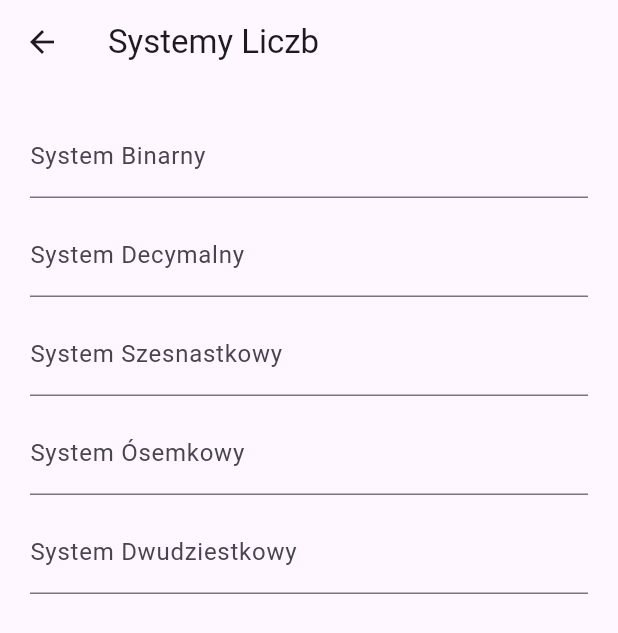
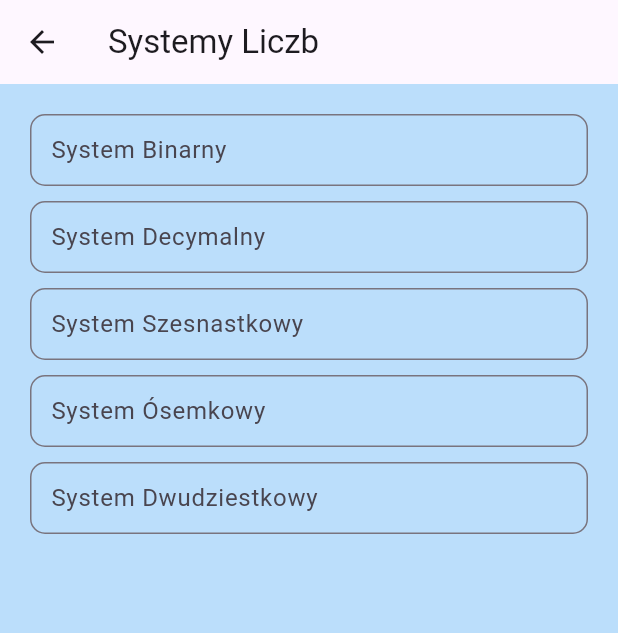
Before and after one commit to KrzychPraktyki/Projekt_Grupowy, a Flutter app: the screen it shows after launch, after a tap on "Systemy Liczb", on a phone screen of 412 x 824 dp. Shown: the top 633 px of the screen. Run offline on Flutter 3.47's test engine with Material 3 defaults, Android fonts, the phone set to English and light mode, and no system bars.

Commit message:
update 19.03.2024

```diff
--- a/lib/language.dart
+++ b/lib/language.dart
@@ -1,4 +1,4 @@
-import 'package:intl/intl.dart';
+
 
 class AppLocalization {
   static String currentLanguage = 'en'; // Default language
--- a/lib/main.dart
+++ b/lib/main.dart
@@ -7,6 +7,7 @@ import 'ustawienia.dart';
 import 'systemyliczb_ArturZaborowski.dart';
 import 'probability_arturzaborowski.dart';
 import 'language.dart';
+import 'MartynaLeman.dart';
 
 void main() {
   runApp(const MaterialApp(
@@ -23,8 +24,17 @@ class FirstRoute extends StatelessWidget {
 
   @override
   Widget build(BuildContext context) {
-    return Scaffold(
+    return MaterialApp(
+        debugShowCheckedModeBanner: false,
+        theme: Themeslist().themeses[themeIndex],
+        home:Scaffold(
           appBar: AppBar(
+            leading: IconButton(
+              icon: Icon(Icons.logout),
+              onPressed: () {
+                Navigator.of(context).pop();
+              },
+            ),
             title: Text(AppLocalization.getTranslatedValue('Strona Główna')),
           ),
           body: Center(
@@ -41,7 +51,7 @@ class FirstRoute extends StatelessWidget {
                           MaterialPageRoute(builder: (context) => const Ustawienia()),
                         );
                       },
-                  child: Text(AppLocalization.getTranslatedValue('Ustawienia'), style: TextStyle(fontSize: 22.0)),
+                      child: Text(AppLocalization.getTranslatedValue('Ustawienia'), style: TextStyle(fontSize: 18.0)),
                     ),
                   ),
                   const SizedBox(
@@ -58,7 +68,7 @@ class FirstRoute extends StatelessWidget {
                         );
                       },
 
-                  child: Text(AppLocalization.getTranslatedValue('Menedżer zadań'), style: TextStyle(fontSize: 22.0)),
+                      child: Text(AppLocalization.getTranslatedValue('Menedżer zadań'), style: TextStyle(fontSize: 18.0)),
                     ),
                   ),
                   const SizedBox(
@@ -75,7 +85,7 @@ class FirstRoute extends StatelessWidget {
                         );
                       },
 
-                  child: Text(AppLocalization.getTranslatedValue('Systemy Liczb'), style: TextStyle(fontSize: 22.0)),
+                      child: Text(AppLocalization.getTranslatedValue('Systemy Liczb'), style: TextStyle(fontSize: 18.0)),
                     ),
                   ),
                   const SizedBox(
@@ -91,7 +101,7 @@ class FirstRoute extends StatelessWidget {
                           MaterialPageRoute(builder: (context) => const CzwartaStrona()),
                         );
                       },
-                  child: Text(AppLocalization.getTranslatedValue('Przelicznik jednostek'), style: TextStyle(fontSize: 22.0)),
+                      child: Text(AppLocalization.getTranslatedValue('Przelicznik jednostek'), style: TextStyle(fontSize: 18.0)),
                     ),
                   ),
                   const SizedBox(
@@ -108,7 +118,7 @@ class FirstRoute extends StatelessWidget {
 
                         );
                       },
-                  child:Text(AppLocalization.getTranslatedValue('Kalkulator kalorii'), style: TextStyle(fontSize: 22.0)),
+                      child:Text(AppLocalization.getTranslatedValue('Kalkulator kalorii'), style: TextStyle(fontSize: 18.0)),
                     ),
                   ),
                   const SizedBox(
@@ -125,13 +135,14 @@ class FirstRoute extends StatelessWidget {
 
                         );
                       },
-                  child: Text(AppLocalization.getTranslatedValue('Kalkulator prawdopodobieńśtwa'), style: TextStyle(fontSize: 22.0)),
+                      child: Text(AppLocalization.getTranslatedValue('Kalkulator prawdopodobieńśtwa'), style: TextStyle(fontSize: 18.0),textAlign: TextAlign.center ,),
                     ),
                   ),
 
                 ],
               )
           ),
-    );
+        ));
+
   }
 }
--- a/lib/systemyliczb_ArturZaborowski.dart
+++ b/lib/systemyliczb_ArturZaborowski.dart
@@ -1,6 +1,7 @@
 import 'package:flutter/material.dart';
 import 'dart:math';
 import 'language.dart';
+import 'MartynaLeman.dart';
 
 class NumberConverter extends StatefulWidget {
   @override
@@ -104,8 +105,17 @@ class _NumberConverterState extends State<NumberConverter> {
 
   @override
   Widget build(BuildContext context) {
-    return Scaffold(
+    return MaterialApp(
+        debugShowCheckedModeBanner: false,
+        theme: Themeslist().themeses[themeIndex],
+        home:Scaffold(
           appBar: AppBar(
+            leading: IconButton(
+              icon: Icon(Icons.arrow_back),
+              onPressed: () {
+                Navigator.of(context).pop();
+              },
+            ),
             title: Text(AppLocalization.getTranslatedValue('Systemy Liczb')),
           ),
           body: Padding(
@@ -113,43 +123,46 @@ class _NumberConverterState extends State<NumberConverter> {
             child: Column(
               crossAxisAlignment: CrossAxisAlignment.stretch,
               children: [
-            TextField(
-              controller: _binaryController,
-              decoration: InputDecoration(labelText: AppLocalization.getTranslatedValue('System Binarny')),
-              keyboardType: TextInputType.number,
-              onChanged: _convertFromBinary,
-            ),
+                buildTextField(_binaryController, 'System Binarny'),
                 SizedBox(height: 10),
-            TextField(
-              controller: _decimalController,
-              decoration: InputDecoration(labelText: AppLocalization.getTranslatedValue('System Decymalny')),
-              keyboardType: TextInputType.number,
-              onChanged: _convertFromDecimal,
-            ),
+                buildTextField(_decimalController, 'System Decymalny'),
                 SizedBox(height: 10),
-            TextField(
-              controller: _hexController,
-              decoration: InputDecoration(labelText: AppLocalization.getTranslatedValue('System Szesnastkowy')),
-              keyboardType: TextInputType.text,
-              onChanged: _convertFromHex,
-            ),
+                buildTextField(_hexController, 'System Szesnastkowy'),
                 SizedBox(height: 10),
-            TextField(
-              controller: _octalController,
-              decoration: InputDecoration(labelText: AppLocalization.getTranslatedValue('System Ósemkowy')),
-              keyboardType: TextInputType.number,
-              onChanged: _convertFromOctal,
-            ),
+                buildTextField(_octalController, 'System Ósemkowy'),
                 SizedBox(height: 10),
-            TextField(
-              controller: _base20Controller,
-              decoration: InputDecoration(labelText: AppLocalization.getTranslatedValue('System Dwudziestkowy')),
-              keyboardType: TextInputType.text,
-              onChanged: _convertFromBase20,
-            ),
+                buildTextField(_base20Controller, 'System Dwudziestkowy'),
               ],
             ),
           ),
+        ));
+
+  }
+
+  Widget buildTextField(TextEditingController controller, String labelText) {
+    return TextFormField(
+      controller: controller,
+      decoration: InputDecoration(
+        labelText: AppLocalization.getTranslatedValue(labelText),
+        border: OutlineInputBorder(
+          borderRadius: BorderRadius.circular(10.0),
+        ),
+        contentPadding: EdgeInsets.symmetric(vertical: 12.0, horizontal: 10.0),
+      ),
+      keyboardType: TextInputType.text,
+      onChanged: (value) {
+        if (labelText == 'System Binarny') {
+          _convertFromBinary(value);
+        } else if (labelText == 'System Decymalny') {
+          _convertFromDecimal(value);
+        } else if (labelText == 'System Szesnastkowy') {
+          _convertFromHex(value);
+        } else if (labelText == 'System Ósemkowy') {
+          _convertFromOctal(value);
+        } else if (labelText == 'System Dwudziestkowy') {
+          _convertFromBase20(value);
+        }
+      },
     );
   }
 }
--- a/pubspec.yaml
+++ b/pubspec.yaml
@@ -15,6 +15,8 @@ dependencies:
   provider: 6.0.3
   shared_preferences: ^2.0.0
   flutter_limited_checkbox: ^0.0.1
+  flutter_localizations:
+    sdk: flutter
 
 assets:
   -images/
```
Also changed, not shown: lib/BartoszBatruch.dart (+13 -2 lines), lib/Danylo Kochurov.dart (+10 -29 lines), lib/KrzysztofGieresz.dart (+13 -2 lines), lib/login.dart (+16 -7 lines), lib/probability_arturzaborowski.dart (+40 -8 lines), lib/ustawienia.dart (+12 -2 lines), lib/MartynaLeman.dart (indentation only), lib/Zmiana_Języka_BartoszBatruch.dart (line endings or trailing spaces), pubspec.lock. Lines whose indentation alone changed are shown as unchanged.
